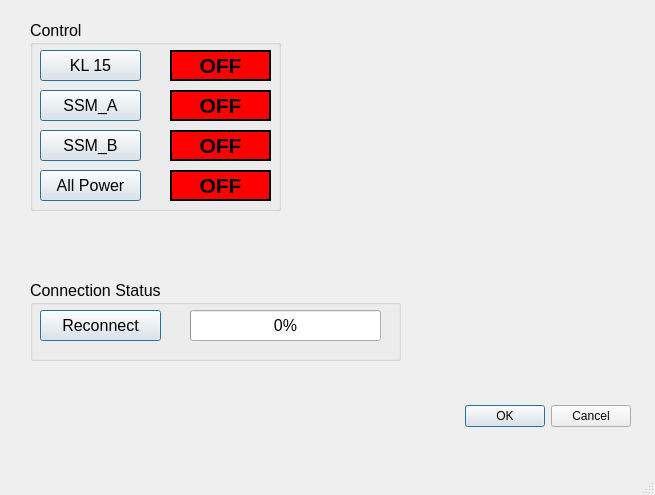
This is QT_GUI/guiLayOut2.ui in shaon01/SSM-power-management as Qt 5 draws it before an edit. The edited form follows.
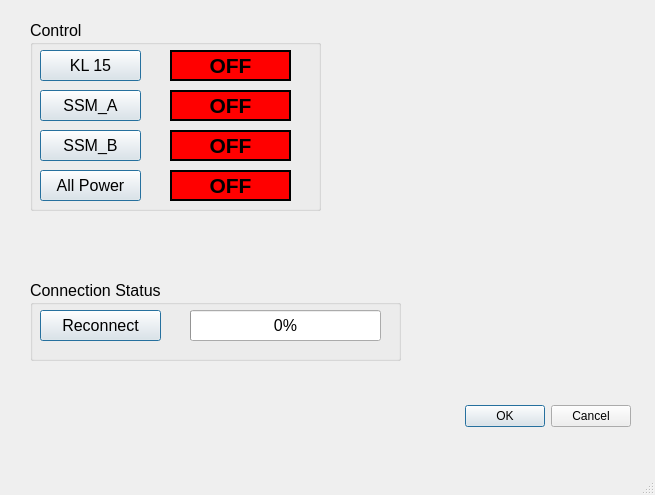
This is the edited form.

Commit message: when disconnected shows unknown

```diff
--- a/QT_GUI/guiLayOut2.ui
+++ b/QT_GUI/guiLayOut2.ui
@@ -19,7 +19,7 @@
      <rect>
       <x>30</x>
       <y>20</y>
-      <width>251</width>
+      <width>291</width>
       <height>191</height>
      </rect>
     </property>
@@ -58,7 +58,7 @@
       <rect>
        <x>140</x>
        <y>70</y>
-       <width>101</width>
+       <width>121</width>
        <height>31</height>
       </rect>
      </property>
@@ -91,7 +91,7 @@
       <rect>
        <x>140</x>
        <y>30</y>
-       <width>101</width>
+       <width>121</width>
        <height>31</height>
       </rect>
      </property>
@@ -190,7 +190,7 @@
       <rect>
        <x>140</x>
        <y>110</y>
-       <width>101</width>
+       <width>121</width>
        <height>31</height>
       </rect>
      </property>
@@ -223,7 +223,7 @@
       <rect>
        <x>140</x>
        <y>150</y>
-       <width>101</width>
+       <width>121</width>
        <height>31</height>
       </rect>
      </property>
```
The commit also changes 2 other files.
